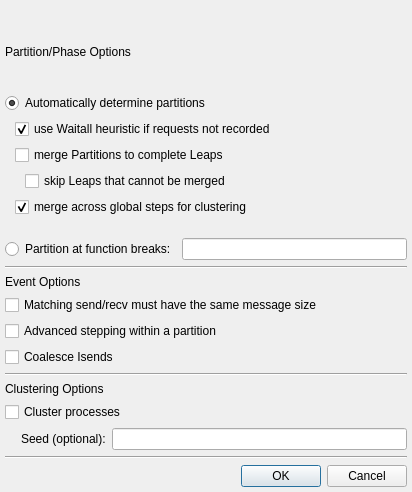
Above: importoptionsdialog.ui from LLNL/ravel before the change. Below: the same form after it.
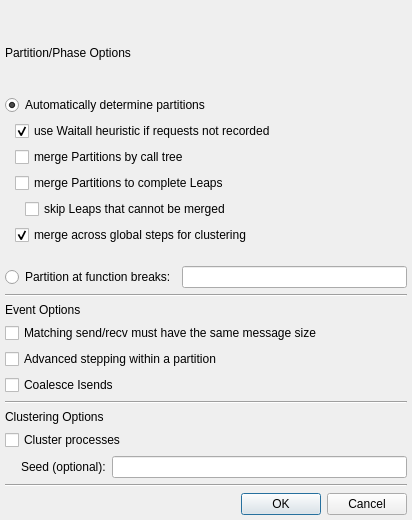
That is the form after the change.

Diff of the .ui file:
```diff
--- a/importoptionsdialog.ui
+++ b/importoptionsdialog.ui
@@ -10,7 +10,7 @@
     <x>0</x>
     <y>0</y>
     <width>412</width>
-    <height>492</height>
+    <height>520</height>
    </rect>
   </property>
   <property name="windowTitle">
@@ -95,6 +95,13 @@
              </property>
             </widget>
            </item>
+           <item>
+            <widget class="QCheckBox" name="callerCheckbox">
+             <property name="text">
+              <string>merge Partitions by call tree</string>
+             </property>
+            </widget>
+           </item>
            <item>
             <widget class="QCheckBox" name="leapCheckbox">
              <property name="text">
```
